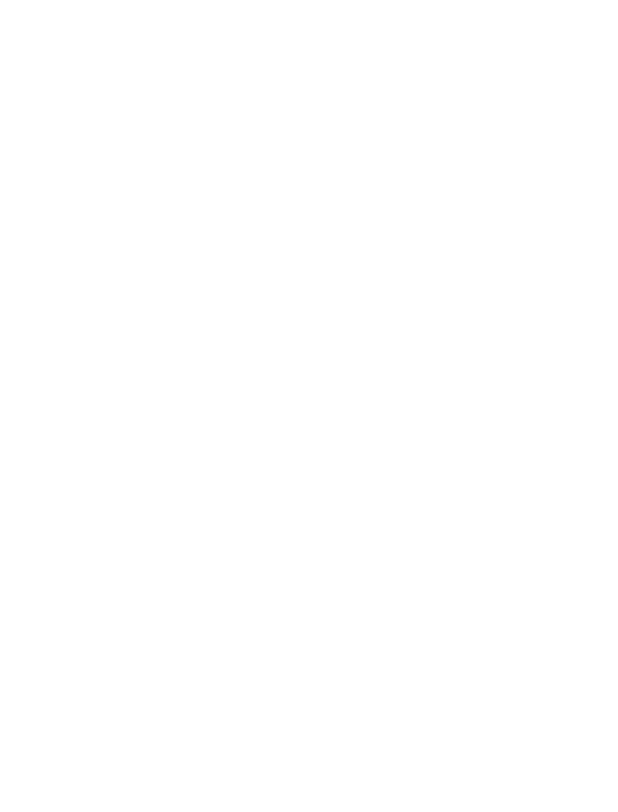
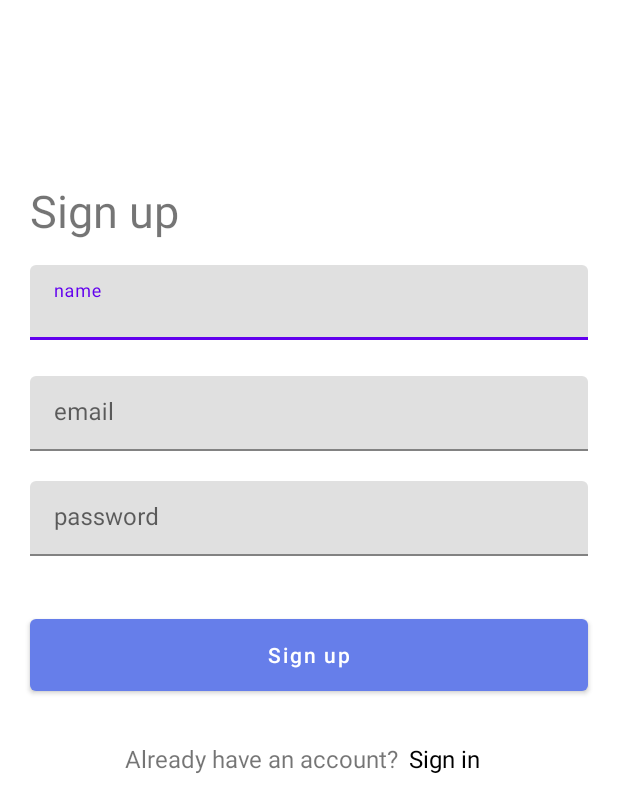
Before and after one commit to ahuamana/EccomerceAppBolt, an Android app: the RegisterActivity screen opened directly, with no data from a screen before it, on a phone screen of 412 x 824 dp. Before the commit the part shown is empty. Shown: the top 812 px of the screen. Run offline under Robolectric (Android 15) with nearby library versions, the phone set to English and light mode, and no system bars.

Commit message:
added code for register

```diff
--- a/app/src/main/java/com/bolt/ecomercebolt/Activities/LoginActivity.kt
+++ b/app/src/main/java/com/bolt/ecomercebolt/Activities/LoginActivity.kt
@@ -1,7 +1,9 @@
 package com.bolt.ecomercebolt.Activities
 
+import android.content.Intent
 import androidx.appcompat.app.AppCompatActivity
 import android.os.Bundle
+import android.view.View
 import com.bolt.ecomercebolt.R
 
 class LoginActivity : AppCompatActivity() {
@@ -9,4 +11,9 @@ class LoginActivity : AppCompatActivity() {
         super.onCreate(savedInstanceState)
         setContentView(R.layout.activity_login)
     }
+
+    fun SignUp(view: View) {
+        val i = Intent( this, RegisterActivity::class.java)
+        startActivity(i)
+    }
 }
--- a/app/src/main/java/com/bolt/ecomercebolt/Activities/RegisterActivity.kt
+++ b/app/src/main/java/com/bolt/ecomercebolt/Activities/RegisterActivity.kt
@@ -1,7 +1,9 @@
 package com.bolt.ecomercebolt.Activities
 
+import android.content.Intent
 import androidx.appcompat.app.AppCompatActivity
 import android.os.Bundle
+import android.view.View
 import com.bolt.ecomercebolt.R
 
 class RegisterActivity : AppCompatActivity() {
@@ -9,4 +11,11 @@ class RegisterActivity : AppCompatActivity() {
         super.onCreate(savedInstanceState)
         setContentView(R.layout.activity_register)
     }
+
+    fun goToSignIn(view: View) {
+
+        val i = Intent( this, LoginActivity::class.java)
+        startActivity(i)
+
+    }
 }
--- a/app/src/main/res/layout/activity_login.xml
+++ b/app/src/main/res/layout/activity_login.xml
@@ -97,6 +97,7 @@
             android:layout_marginTop="28dp"
             android:layout_marginEnd="128dp"
             android:text="Sign Up"
+            android:onClick="SignUp"
             android:textColor="@color/black"
             android:textSize="16sp"
             app:layout_constraintEnd_toEndOf="@+id/button2"
--- a/app/src/main/res/layout/activity_register.xml
+++ b/app/src/main/res/layout/activity_register.xml
@@ -1,9 +1,128 @@
 <?xml version="1.0" encoding="utf-8"?>
-<androidx.constraintlayout.widget.ConstraintLayout xmlns:android="http://schemas.android.com/apk/res/android"
+<androidx.coordinatorlayout.widget.CoordinatorLayout xmlns:android="http://schemas.android.com/apk/res/android"
     xmlns:app="http://schemas.android.com/apk/res-auto"
     xmlns:tools="http://schemas.android.com/tools"
     android:layout_width="match_parent"
     android:layout_height="match_parent"
     tools:context=".Activities.RegisterActivity">
 
-</androidx.constraintlayout.widget.ConstraintLayout>
+    <androidx.constraintlayout.widget.ConstraintLayout
+        android:layout_width="match_parent"
+        android:layout_height="match_parent">
+
+
+        <TextView
+            android:id="@+id/login"
+            android:layout_width="wrap_content"
+            android:layout_height="wrap_content"
+            android:layout_marginTop="120dp"
+            android:text="Sign up"
+            android:textSize="30sp"
+            app:layout_constraintEnd_toEndOf="parent"
+            app:layout_constraintHorizontal_bias="0.064"
+            app:layout_constraintStart_toStartOf="parent"
+            app:layout_constraintTop_toTopOf="parent" />
+
+        <com.google.android.material.textfield.TextInputLayout
+            android:id="@+id/textInputLayout1"
+            android:layout_width="match_parent"
+            android:layout_height="50dp"
+            android:layout_marginStart="20dp"
+            android:layout_marginTop="16dp"
+            android:layout_marginEnd="20dp"
+            android:hint="name"
+            app:layout_constraintEnd_toEndOf="parent"
+            app:layout_constraintHorizontal_bias="0.0"
+            app:layout_constraintStart_toStartOf="parent"
+            app:layout_constraintTop_toBottomOf="@+id/login">
+
+            <com.google.android.material.textfield.TextInputEditText
+                android:layout_width="match_parent"
+                android:layout_height="match_parent"
+                android:inputType="textEmailAddress" />
+
+        </com.google.android.material.textfield.TextInputLayout>
+
+
+        <com.google.android.material.textfield.TextInputLayout
+            android:id="@+id/textInputLayout"
+            android:layout_width="match_parent"
+            android:layout_height="50dp"
+            android:layout_marginStart="20dp"
+            android:layout_marginTop="24dp"
+            android:layout_marginEnd="20dp"
+            android:hint="email"
+            app:layout_constraintEnd_toEndOf="parent"
+            app:layout_constraintHorizontal_bias="0.0"
+            app:layout_constraintStart_toStartOf="parent"
+            app:layout_constraintTop_toBottomOf="@+id/textInputLayout1">
+
+            <com.google.android.material.textfield.TextInputEditText
+                android:layout_width="match_parent"
+                android:layout_height="match_parent"
+                android:inputType="textEmailAddress" />
+
+        </com.google.android.material.textfield.TextInputLayout>
+
+        <com.google.android.material.textfield.TextInputLayout
+            android:id="@+id/textInputLayout2"
+            android:layout_width="match_parent"
+            android:layout_height="50dp"
+            android:layout_marginStart="20dp"
+            android:hint="password"
+            android:layout_marginEnd="20dp"
+            android:layout_marginTop="20dp"
+            app:layout_constraintEnd_toEndOf="parent"
+            app:layout_constraintStart_toStartOf="parent"
+            app:layout_constraintTop_toBottomOf="@+id/textInputLayout">
+
+            <com.google.android.material.textfield.TextInputEditText
+                android:layout_width="match_parent"
+                android:inputType="textVisiblePassword"
+                android:layout_height="match_parent"/>
+
+        </com.google.android.material.textfield.TextInputLayout>
+
+
+        <com.google.android.material.button.MaterialButton
+            android:id="@+id/button2"
+            android:layout_width="match_parent"
+            android:layout_height="60dp"
+            android:layout_marginTop="36dp"
+            android:text="Sign up"
+            android:layout_marginStart="20dp"
+            android:layout_marginEnd="20dp"
+            android:textAllCaps="false"
+            app:backgroundTint="@color/blue_light"
+            app:layout_constraintEnd_toEndOf="@+id/textInputLayout2"
+            app:layout_constraintHorizontal_bias="0.0"
+            app:layout_constraintStart_toStartOf="@+id/textInputLayout2"
+            app:layout_constraintTop_toBottomOf="@+id/textInputLayout2" />
+
+        <TextView
+            android:id="@+id/textView3"
+            android:layout_width="wrap_content"
+            android:layout_height="wrap_content"
+            android:layout_marginTop="28dp"
+            android:text="Already have an account?"
+            android:textSize="16sp"
+            app:layout_constraintEnd_toStartOf="@+id/textView4"
+            app:layout_constraintHorizontal_bias="0.866"
+            app:layout_constraintStart_toStartOf="@+id/button2"
+            app:layout_constraintTop_toBottomOf="@+id/button2" />
+
+        <TextView
+            android:id="@+id/textView4"
+            android:layout_width="wrap_content"
+            android:layout_height="wrap_content"
+            android:layout_marginTop="28dp"
+            android:layout_marginEnd="92dp"
+            android:text="Sign in"
+            android:onClick="goToSignIn"
+            android:textColor="@color/black"
+            android:textSize="16sp"
+            app:layout_constraintEnd_toEndOf="@+id/button2"
+            app:layout_constraintTop_toBottomOf="@+id/button2" />
+    </androidx.constraintlayout.widget.ConstraintLayout>
+
+</androidx.coordinatorlayout.widget.CoordinatorLayout>
```
